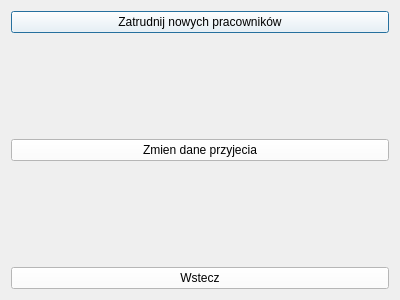
Old version of the form detaleprzyjeciaorganizator.ui in the repository przemek1793/UML-z-qt.
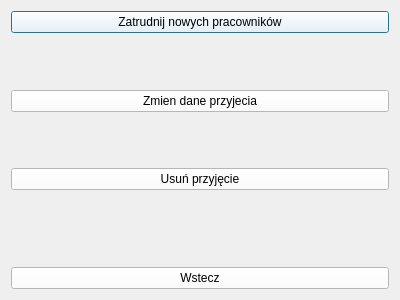
New version of the form.

What changed in the file:
```diff
--- a/detaleprzyjeciaorganizator.ui
+++ b/detaleprzyjeciaorganizator.ui
@@ -60,6 +60,36 @@
      </property>
     </spacer>
    </item>
+   <item>
+    <widget class="QPushButton" name="Usun">
+     <property name="styleSheet">
+      <string notr="true">background-color:white;</string>
+     </property>
+     <property name="text">
+      <string>Usuń przyjęcie</string>
+     </property>
+    </widget>
+   </item>
+   <item>
+    <spacer name="verticalSpacer_3">
+     <property name="orientation">
+      <enum>Qt::Vertical</enum>
+     </property>
+     <property name="sizeHint" stdset="0">
+      <size>
+       <width>20</width>
+       <height>40</height>
+      </size>
+     </property>
+    </spacer>
+   </item>
+   <item>
+    <widget class="QLabel" name="Komunikat">
+     <property name="text">
+      <string/>
+     </property>
+    </widget>
+   </item>
    <item>
     <widget class="QPushButton" name="Wstecz">
      <property name="styleSheet">
```
